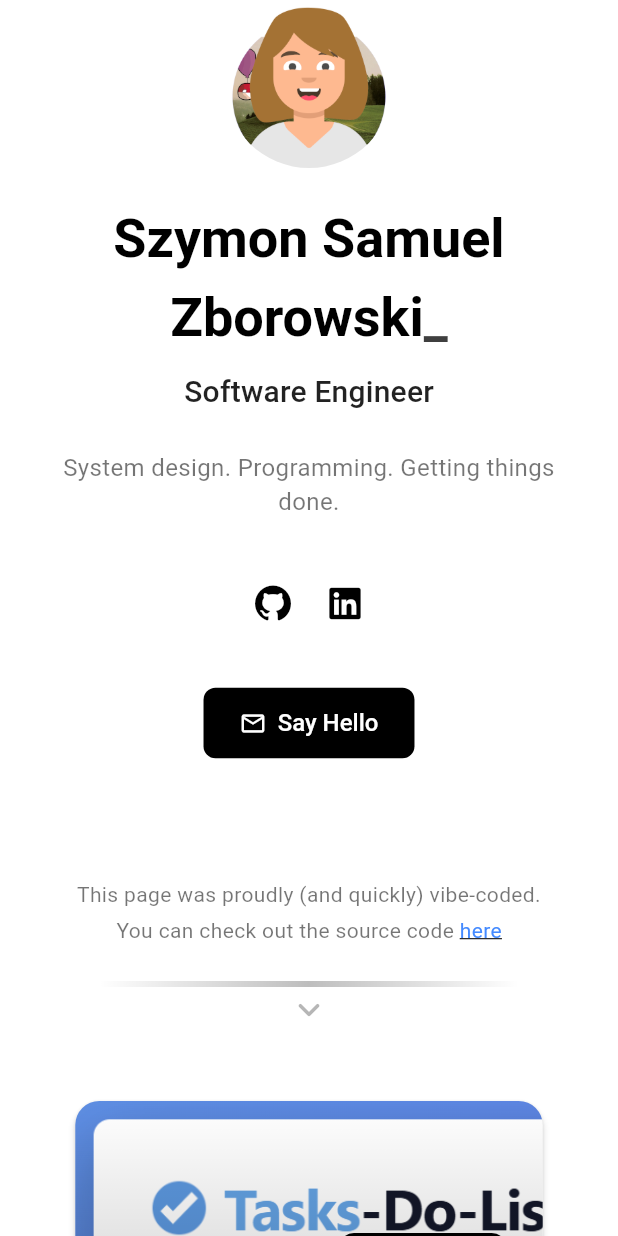
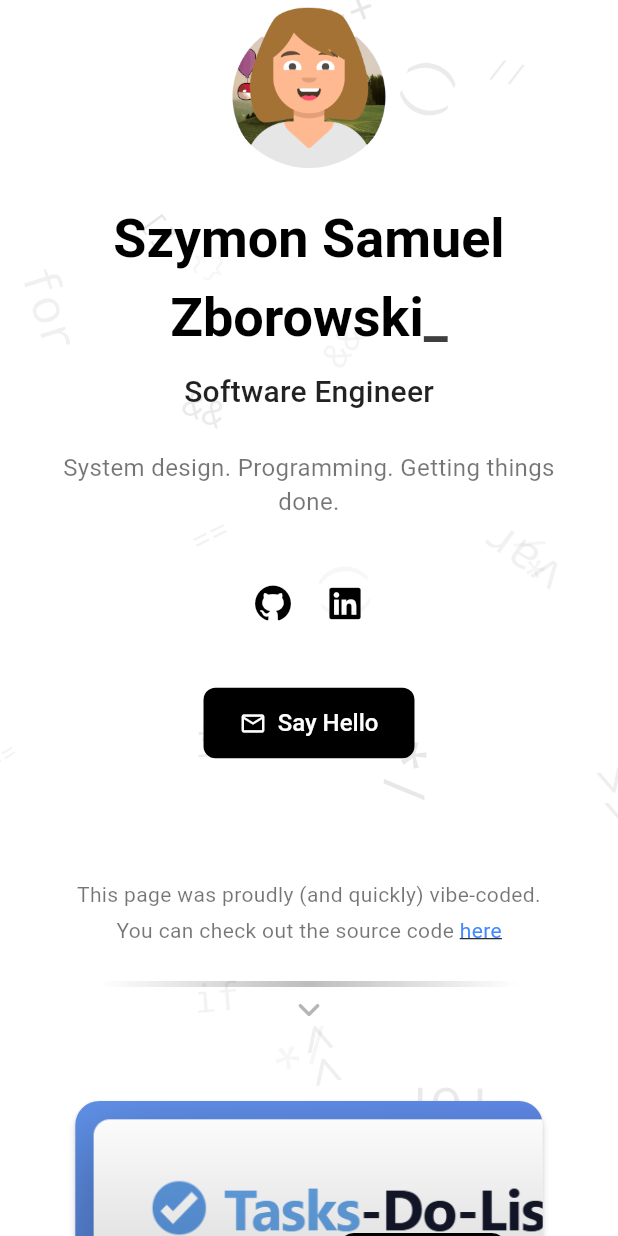
Before and after one commit to ZoltePudeleczko/zoltepudeleczko.github.io, a Flutter app: the screen it shows after launch, on a phone screen of 412 x 824 dp. Run offline on Flutter 3.47's test engine with Material 3 defaults, Android fonts, the phone set to English and light mode, and no system bars; our stand-ins replace animated_text_kit, font_awesome_flutter.

Commit message:
Add moving background with generated symbols

```diff
--- a/homepage_portfolio/lib/main.dart
+++ b/homepage_portfolio/lib/main.dart
@@ -1,3 +1,4 @@
+import 'dart:math' as math;
 import 'package:flutter/material.dart';
 import 'package:url_launcher/url_launcher.dart';
 import 'package:font_awesome_flutter/font_awesome_flutter.dart';
@@ -56,14 +57,19 @@ class PortfolioHomePage extends StatelessWidget {
   @override
   Widget build(BuildContext context) {
     return Scaffold(
-      body: SingleChildScrollView(
+      body: Stack(
+        children: [
+          const AnimatedBackground(),
+          SingleChildScrollView(
             child: ConstrainedBox(
               constraints: BoxConstraints(
                 minHeight: MediaQuery.of(context).size.height,
               ),
               child: Center(
                 child: Padding(
-              padding: const EdgeInsets.symmetric(horizontal: AppConfig.horizontalPadding),
+                  padding: const EdgeInsets.symmetric(
+                    horizontal: AppConfig.horizontalPadding,
+                  ),
                   child: Column(
                     mainAxisAlignment: MainAxisAlignment.center,
                     crossAxisAlignment: CrossAxisAlignment.center,
@@ -73,15 +79,26 @@ class PortfolioHomePage extends StatelessWidget {
                       const SizedBox(height: AppConfig.spacingLarge),
                       const AnimatedNameRow(),
                       const SizedBox(height: AppConfig.spacingMedium),
-                  Text(AppConfig.title, style: Theme.of(context).textTheme.titleMedium),
+                      Text(
+                        AppConfig.title,
+                        style: Theme.of(context).textTheme.titleMedium,
+                      ),
                       const SizedBox(height: AppConfig.spacingLarge),
                       const ResponsiveDescription(),
                       const SizedBox(height: AppConfig.spacingXLarge),
                       Row(
                         mainAxisAlignment: MainAxisAlignment.center,
                         children: [
-                      _buildSocialButton(FontAwesomeIcons.github, TextContent.githubLabel, AppConfig.githubUrl),
-                      _buildSocialButton(FontAwesomeIcons.linkedin, TextContent.linkedinLabel, AppConfig.linkedinUrl),
+                          _buildSocialButton(
+                            FontAwesomeIcons.github,
+                            TextContent.githubLabel,
+                            AppConfig.githubUrl,
+                          ),
+                          _buildSocialButton(
+                            FontAwesomeIcons.linkedin,
+                            TextContent.linkedinLabel,
+                            AppConfig.linkedinUrl,
+                          ),
                         ],
                       ),
                       const SizedBox(height: AppConfig.spacingXLarge),
@@ -94,12 +111,17 @@ class PortfolioHomePage extends StatelessWidget {
                             vertical: AppConfig.buttonVerticalPadding,
                           ),
                           shape: RoundedRectangleBorder(
-                        borderRadius: BorderRadius.circular(AppConfig.buttonBorderRadius),
+                            borderRadius: BorderRadius.circular(
+                              AppConfig.buttonBorderRadius,
+                            ),
                           ),
                           textStyle: AppTextStyles.buttonText,
                           elevation: 0,
                         ),
-                    icon: const Icon(Icons.mail_outline, color: Colors.white),
+                        icon: const Icon(
+                          Icons.mail_outline,
+                          color: Colors.white,
+                        ),
                         label: const Text(TextContent.sayHelloButton),
                         onPressed: () => _launchUrl(AppConfig.emailUrl),
                       ),
@@ -111,6 +133,8 @@ class PortfolioHomePage extends StatelessWidget {
                 ),
               ),
             ),
+          ),
+        ],
       ),
     );
   }
@@ -129,13 +153,16 @@ class _AnimatedNameRowState extends State<AnimatedNameRow> {
   @override
   void initState() {
     super.initState();
-    Future.delayed(const Duration(milliseconds: AppConfig.animationDurationMs), () {
+    Future.delayed(
+      const Duration(milliseconds: AppConfig.animationDurationMs),
+      () {
         if (mounted) {
           setState(() {
             _animationFinished = true;
           });
         }
-    });
+      },
+    );
   }
 
   @override
@@ -156,10 +183,14 @@ class _AnimatedNameRowState extends State<AnimatedNameRow> {
           textScaler: MediaQuery.textScalerOf(context),
         )..layout();
 
-        final totalWidth = firstTextPainter.width + AppConfig.spacingSmall + secondTextPainter.width;
+        final totalWidth =
+            firstTextPainter.width +
+            AppConfig.spacingSmall +
+            secondTextPainter.width;
         final shouldWrap = totalWidth > constraints.maxWidth;
 
-        final nameWidget = _animationFinished
+        final nameWidget =
+            _animationFinished
                 ? Text(AppConfig.lastName, style: textStyle)
                 : AnimatedTextKit(
                   repeatForever: false,
@@ -167,7 +198,9 @@ class _AnimatedNameRowState extends State<AnimatedNameRow> {
                     TyperAnimatedText(
                       AppConfig.lastName,
                       textStyle: textStyle,
-                    speed: const Duration(milliseconds: AppConfig.typingSpeedMs),
+                      speed: const Duration(
+                        milliseconds: AppConfig.typingSpeedMs,
+                      ),
                     ),
                   ],
                   isRepeatingAnimation: false,
@@ -181,10 +214,7 @@ class _AnimatedNameRowState extends State<AnimatedNameRow> {
               const SizedBox(height: AppConfig.spacingSmall),
               Row(
                 mainAxisSize: MainAxisSize.min,
-                children: [
-                  nameWidget,
-                  BlinkingUnderscore(style: textStyle),
-                ],
+                children: [nameWidget, BlinkingUnderscore(style: textStyle)],
               ),
             ],
           );
@@ -243,7 +273,9 @@ class _BlinkingUnderscoreState extends State<BlinkingUnderscore>
     super.initState();
     _controller = AnimationController(
       vsync: this,
-      duration: const Duration(milliseconds: AppConfig.underscoreBlinkDurationMs),
+      duration: const Duration(
+        milliseconds: AppConfig.underscoreBlinkDurationMs,
+      ),
     )..repeat(reverse: true);
     _opacity = Tween<double>(begin: 1.0, end: 0.0).animate(_controller);
   }
@@ -276,10 +308,7 @@ class _Footer extends StatelessWidget {
             await launchUrl(uri, mode: LaunchMode.externalApplication);
           }
         },
-        child: Text(
-          text,
-          style: AppTextStyles.footerText,
-        ),
+        child: Text(text, style: AppTextStyles.footerText),
       ),
     );
   }
@@ -299,7 +328,10 @@ class _Footer extends StatelessWidget {
           mainAxisAlignment: MainAxisAlignment.center,
           mainAxisSize: MainAxisSize.min,
           children: [
-            Text(TextContent.sourceCodePrefix, style: AppTextStyles.footerBodyText),
+            Text(
+              TextContent.sourceCodePrefix,
+              style: AppTextStyles.footerBodyText,
+            ),
             _buildLink(TextContent.sourceCodeLink, AppConfig.repoUrl),
           ],
         ),
@@ -326,7 +358,9 @@ class _AnimatedAvatarState extends State<AnimatedAvatar>
   void initState() {
     super.initState();
     _rotationController = AnimationController(
-      duration: const Duration(milliseconds: AppConfig.avatarRotationDurationMs),
+      duration: const Duration(
+        milliseconds: AppConfig.avatarRotationDurationMs,
+      ),
       vsync: this,
     );
     _rotationAnimation = Tween<double>(begin: 0.0, end: 1.0).animate(
@@ -411,8 +445,14 @@ class _PortfolioSectionState extends State<PortfolioSection>
       vsync: this,
       duration: const Duration(milliseconds: 1000),
     )..repeat(reverse: true);
-    final curve = CurvedAnimation(parent: _arrowController, curve: Curves.easeInOut);
-    _arrowSlide = Tween<Offset>(begin: const Offset(0, -0.15), end: const Offset(0, 0.15)).animate(curve);
+    final curve = CurvedAnimation(
+      parent: _arrowController,
+      curve: Curves.easeInOut,
+    );
+    _arrowSlide = Tween<Offset>(
+      begin: const Offset(0, -0.15),
+      end: const Offset(0, 0.15),
+    ).animate(curve);
     _arrowOpacity = Tween<double>(begin: 0.6, end: 1.0).animate(curve);
   }
 
@@ -544,10 +584,7 @@ class _ProjectItem {
 class _ProjectCard extends StatelessWidget {
   final _ProjectItem item;
   final VoidCallback onTap;
-  const _ProjectCard({
-    required this.item,
-    required this.onTap,
-  });
+  const _ProjectCard({required this.item, required this.onTap});
 
   @override
   Widget build(BuildContext context) {
@@ -572,7 +609,9 @@ class _ProjectCard extends StatelessWidget {
                   item.previewAsset!,
                   fit: BoxFit.cover,
                   alignment: Alignment.centerLeft,
-                  errorBuilder: (context, error, stack) => Container(color: Colors.black12),
+                  errorBuilder:
+                      (context, error, stack) =>
+                          Container(color: Colors.black12),
                 )
               else
                 Container(color: Colors.black12),
@@ -594,8 +633,13 @@ class _ProjectCard extends StatelessWidget {
                       backgroundColor: Colors.black,
                       foregroundColor: Colors.white,
                       elevation: 0,
-                      padding: const EdgeInsets.symmetric(horizontal: 16, vertical: 12),
-                      shape: RoundedRectangleBorder(borderRadius: BorderRadius.circular(10)),
+                      padding: const EdgeInsets.symmetric(
+                        horizontal: 16,
+                        vertical: 12,
+                      ),
+                      shape: RoundedRectangleBorder(
+                        borderRadius: BorderRadius.circular(10),
+                      ),
                     ),
                     onPressed: onTap,
                     child: const Text(TextContent.viewProjectCta),
@@ -609,3 +653,170 @@ class _ProjectCard extends StatelessWidget {
     );
   }
 }
+
+// Animated Background with floating symbols
+class AnimatedBackground extends StatefulWidget {
+  const AnimatedBackground({super.key});
+
+  @override
+  State<AnimatedBackground> createState() => _AnimatedBackgroundState();
+}
+
+class _AnimatedBackgroundState extends State<AnimatedBackground>
+    with SingleTickerProviderStateMixin {
+  late AnimationController _controller;
+  late List<FloatingSymbol> _symbols;
+  final math.Random _random = math.Random();
+
+  @override
+  void initState() {
+    super.initState();
+    _controller = AnimationController(
+      vsync: this,
+      duration: const Duration(seconds: 60),
+    )..repeat();
+
+    // Initialize floating symbols
+    _symbols = List.generate(20, (index) => _createSymbol());
+  }
+
+  FloatingSymbol _createSymbol() {
+    const symbols = [
+      '<>',
+      '{}',
+      '[]',
+      '()',
+      '//',
+      '/*',
+      '*/',
+      '==',
+      '!=',
+      '++',
+      '--',
+      '=>',
+      '&&',
+      '||',
+      '<<',
+      '>>',
+      'var',
+      'new',
+      'C#',
+      '.NET',
+      'if',
+      'for',
+      'try',
+    ];
+    return FloatingSymbol(
+      symbol: symbols[_random.nextInt(symbols.length)],
+      x: _random.nextDouble(),
+      y: _random.nextDouble(),
+      speed: 0.3 + _random.nextDouble() * 0.7, // 0.3 to 1.0
+      size: 16.0 + _random.nextDouble() * 24.0, // 16 to 40
+      opacity: 0.03 + _random.nextDouble() * 0.07, // 0.03 to 0.1
+      rotation: _random.nextDouble() * 2 * math.pi,
+      rotationSpeed: (_random.nextDouble() - 0.5) * 0.5,
+    );
+  }
+
+  @override
+  void dispose() {
+    _controller.dispose();
+    super.dispose();
+  }
+
+  @override
+  Widget build(BuildContext context) {
+    return AnimatedBuilder(
+      animation: _controller,
+      builder: (context, child) {
+        return CustomPaint(
+          painter: BackgroundPainter(
+            symbols: _symbols,
+            progress: _controller.value,
+          ),
+          child: Container(),
+        );
+      },
+    );
+  }
+}
+
+class FloatingSymbol {
+  final String symbol;
+  final double x;
+  final double y;
+  final double speed;
+  final double size;
+  final double opacity;
+  final double rotation;
+  final double rotationSpeed;
+
+  FloatingSymbol({
+    required this.symbol,
+    required this.x,
+    required this.y,
+    required this.speed,
+    required this.size,
+    required this.opacity,
+    required this.rotation,
+    required this.rotationSpeed,
+  });
+}
+
+class BackgroundPainter extends CustomPainter {
+  final List<FloatingSymbol> symbols;
+  final double progress;
+
+  BackgroundPainter({required this.symbols, required this.progress});
+
+  @override
+  void paint(Canvas canvas, Size size) {
+    for (var symbol in symbols) {
+      // Calculate position with parallax effect
+      final yOffset = (progress * symbol.speed) % 1.0;
+      final currentY = ((symbol.y + yOffset) % 1.0) * size.height;
+      final currentX = symbol.x * size.width;
+
+      // Calculate rotation
+      final currentRotation =
+          symbol.rotation + (progress * symbol.rotationSpeed * 2 * math.pi);
+
+      // Create text painter
+      final textPainter = TextPainter(
+        text: TextSpan(
+          text: symbol.symbol,
+          style: TextStyle(
+            fontSize: symbol.size,
+            color: Colors.black.withOpacity(symbol.opacity),
+            fontWeight: FontWeight.w300,
+            fontFamily: 'monospace',
+          ),
+        ),
+        textDirection: TextDirection.ltr,
+      )..layout();
+
+      // Save canvas state
+      canvas.save();
+
+      // Translate to position
+      canvas.translate(currentX, currentY);
+
+      // Rotate
+      canvas.rotate(currentRotation);
+
+      // Draw text centered
+      textPainter.paint(
+        canvas,
+        Offset(-textPainter.width / 2, -textPainter.height / 2),
+      );
+
+      // Restore canvas state
+      canvas.restore();
+    }
+  }
+
+  @override
+  bool shouldRepaint(BackgroundPainter oldDelegate) {
+    return oldDelegate.progress != progress;
+  }
+}
```
Lines whose indentation alone changed are shown as unchanged.
